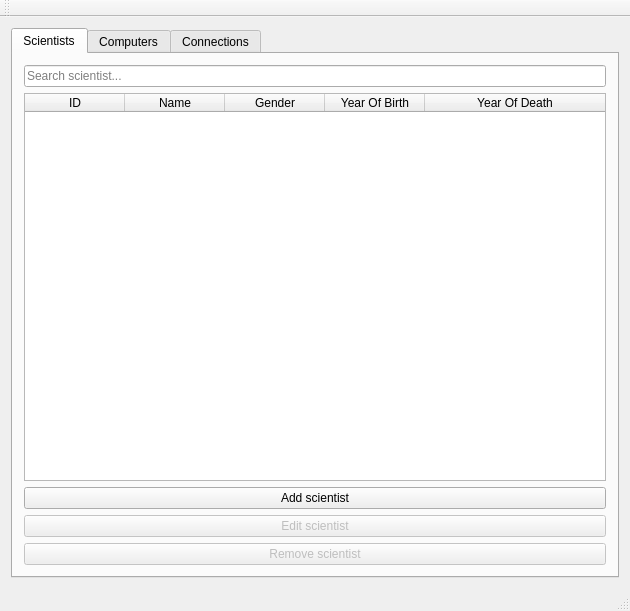
The window that vln-vika3/vln3/mainwindow.ui (hoddiingi/vln1-2016) describes before a commit, drawn with Qt 5.
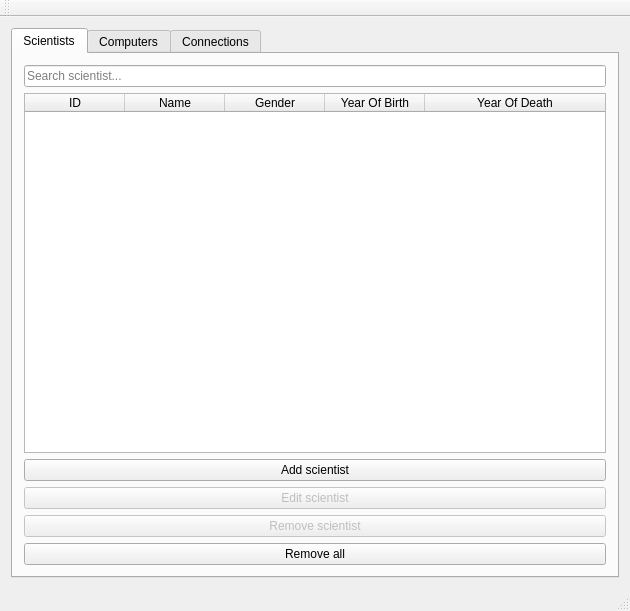
The same window after the commit. The open tabs and pages were chosen to show the change.

Commit message: remove all button bættur við

The edit to the form file:
```diff
--- a/vln-vika3/vln3/mainwindow.ui
+++ b/vln-vika3/vln3/mainwindow.ui
@@ -112,6 +112,16 @@
           </property>
          </widget>
         </item>
+        <item>
+         <widget class="QPushButton" name="button_removeAll_scientists">
+          <property name="enabled">
+           <bool>true</bool>
+          </property>
+          <property name="text">
+           <string>Remove all</string>
+          </property>
+         </widget>
+        </item>
        </layout>
       </widget>
       <widget class="QWidget" name="tab_computers">
```
Left out of the diff: 23 changed lines with no effect on the pictures. The commit also changes 1 other file.
